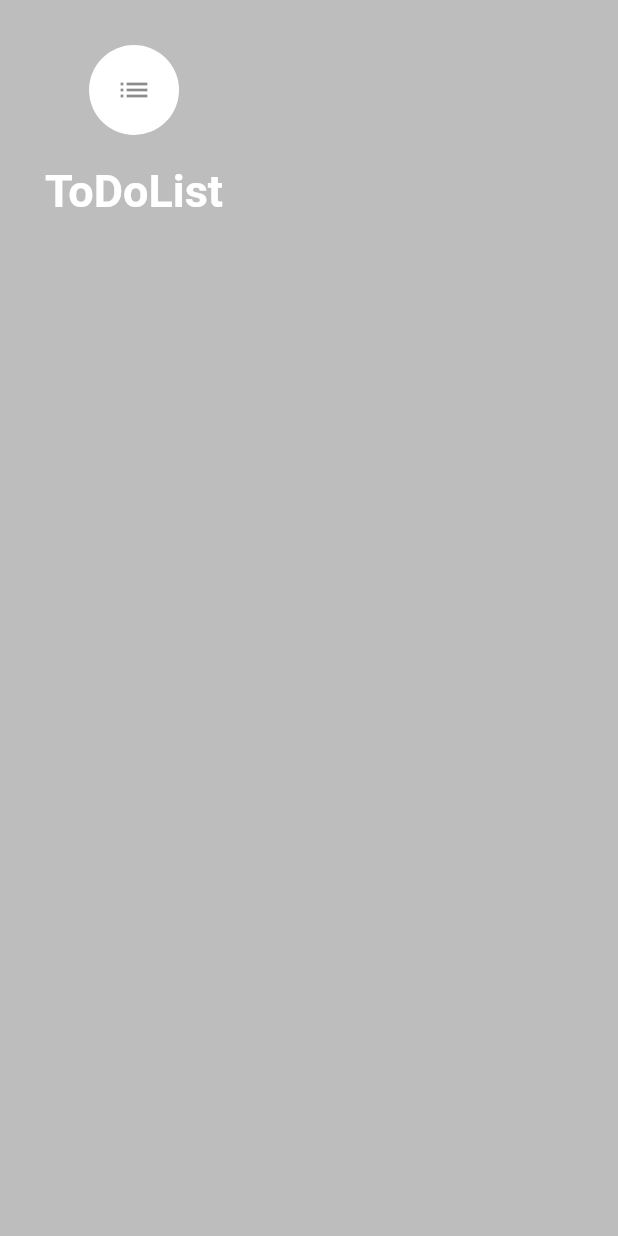
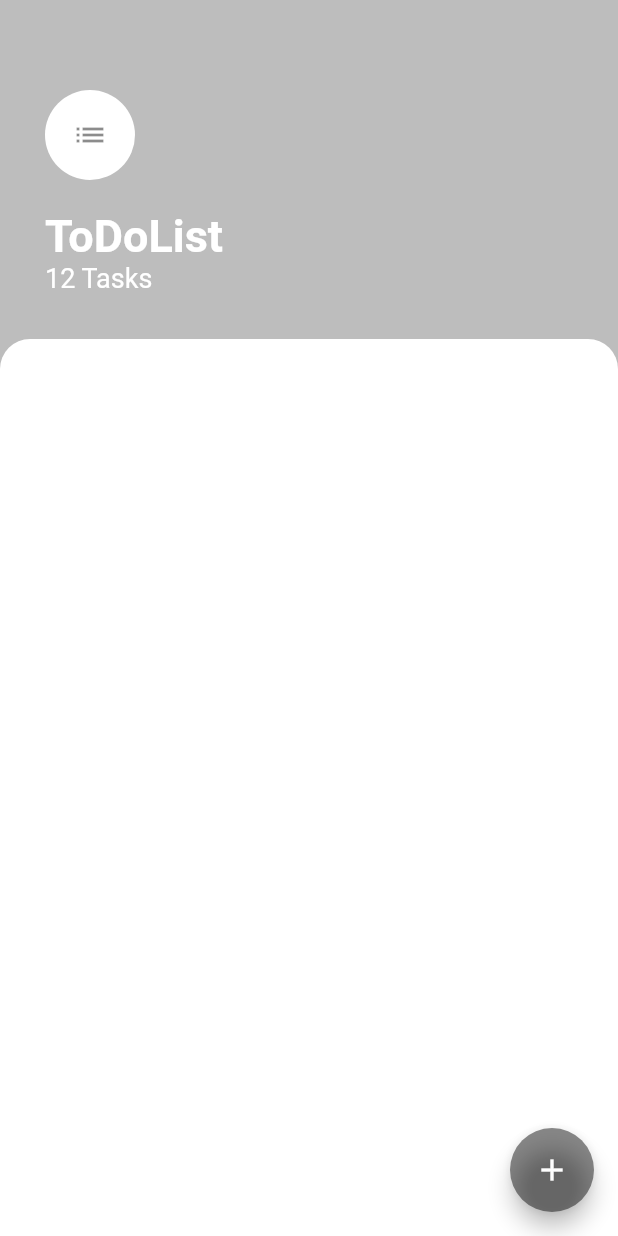
Before and after one commit to maybemarhs/ToDoListApp, a Flutter app: the screen it shows after launch, on a phone screen of 412 x 824 dp. Run offline on Flutter 3.47's test engine with Material 2 defaults, Android fonts, the phone set to English and light mode, and no system bars.

Commit message:
Finalizing interface design

```diff
--- a/lib/screens/tasks_screens.dart
+++ b/lib/screens/tasks_screens.dart
@@ -6,11 +6,20 @@ class TaskScreen extends StatelessWidget {
   @override
   Widget build(BuildContext context) {
     return Scaffold(
+      floatingActionButton: FloatingActionButton(
+        backgroundColor: Colors.black45,
+        child: Icon(Icons.add),
+        onPressed: null,
+      ),
       backgroundColor: Colors.black26,
-      body:SafeArea(
-        minimum: const EdgeInsets.all(30.0),
+      body:Column(
+        crossAxisAlignment: CrossAxisAlignment.start,
+        children: <Widget>[
+          Container(
+          padding: EdgeInsets.only(left: 30.0, top:60.0, right:30.0,bottom: 30.0),
           child: Column(
-          children: const <Widget>[
+            crossAxisAlignment: CrossAxisAlignment.start,
+            children:  <Widget>[
               CircleAvatar(
                   backgroundColor: Colors.white,
                   radius: 30.0,
@@ -25,9 +34,24 @@ class TaskScreen extends StatelessWidget {
                 fontWeight: FontWeight.w700,
                 ),
               ),
+              Text('12 Tasks',
+              style: TextStyle(
+                color: Colors.white,
+                fontSize: 18.0,
+                ),
+              ),
             ],
           ),
+        ),
+          Expanded(
+            child: Container(
+              decoration: BoxDecoration(
+                  color: Colors.white,
+                  borderRadius: BorderRadius.only(topLeft: Radius.circular(20.0),topRight: Radius.circular(20.0),)
+              ),
+            ),
           )
+      ]),
       );
   }
 }
```
Lines whose indentation alone changed are shown as unchanged.
